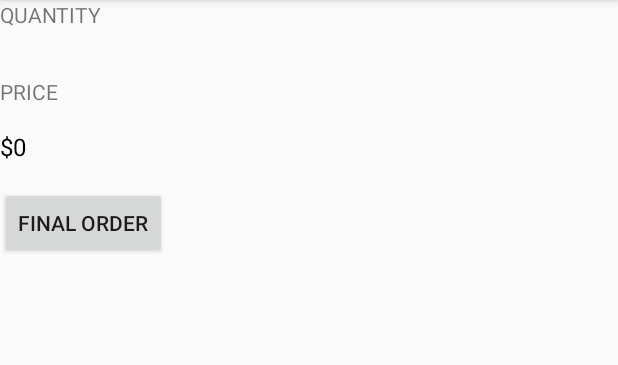
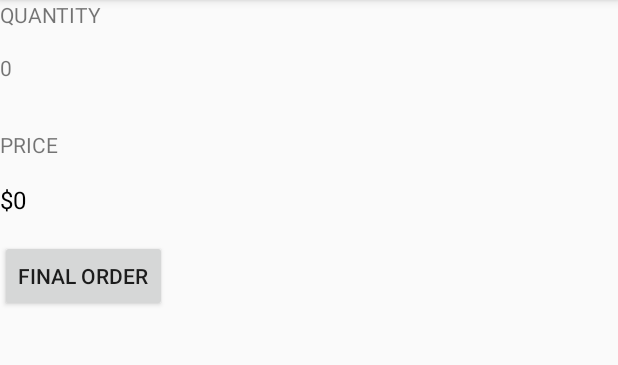
Before and after one commit to rala8730/Android-Inventory, an Android app: the Display screen opened directly, with no data from a screen before it, on a phone screen of 412 x 824 dp, the part 84-449 px from its top. Run offline under Robolectric (Android 15) with nearby library versions, the phone set to English and light mode, and no system bars.

Commit message:
learn to use getResource to get the specific id to use, intent and get extra to connect data in new activity

```diff
--- a/app/src/main/java/com/example/android/test1/Display.java
+++ b/app/src/main/java/com/example/android/test1/Display.java
@@ -19,6 +19,11 @@ public class Display extends AppCompatActivity {
         super.onCreate(savedInstanceState);
         setContentView(R.layout.display);
 
+        int totalItems = getIntent().getIntExtra(MainActivity.TOTAL_ITEMS, 0);
+        TextView view = (TextView) findViewById(R.id.quantity_value);
+        view.setText(String.valueOf(totalItems));
+
+
     }
     public void finalorder(View v){
 
--- a/app/src/main/java/com/example/android/test1/Main2Activity.java
+++ b/app/src/main/java/com/example/android/test1/Main2Activity.java
@@ -14,6 +14,9 @@ public class Main2Activity extends AppCompatActivity {
     protected void onCreate(Bundle savedInstanceState) {
         super.onCreate(savedInstanceState);
         setContentView(R.layout.activity_main2);
+
+        int totalItems = getIntent().getIntExtra(MainActivity.TOTAL_ITEMS, 0);
+
     }
     public void back(View view)
     {
--- a/app/src/main/java/com/example/android/test1/MainActivity.java
+++ b/app/src/main/java/com/example/android/test1/MainActivity.java
@@ -12,6 +12,7 @@ import android.support.v7.app.AppCompatActivity;
 import android.content.Intent;
 import android.os.Bundle;
 import android.support.v7.app.AppCompatActivity;
+import android.util.Log;
 import android.view.Display;
 import android.view.View;
 import android.widget.Button;
@@ -26,6 +27,8 @@ import java.text.NumberFormat;
  * This app displays an order form to order coffee.
  */
 public class MainActivity extends AppCompatActivity {
+    public static final String TOTAL_ITEMS = "totalItems";
+
     Button clk;
     int lattequantity, mochaquantity, crappuccinoquantity = 0;
     int price = 3;
@@ -39,6 +42,7 @@ public class MainActivity extends AppCompatActivity {
     }
     public void submitOrder(View v){
         Intent jumppage= new Intent(MainActivity.this, com.example.android.test1.Display.class);
+        jumppage.putExtra(TOTAL_ITEMS, lattequantity + mochaquantity + crappuccinoquantity);
         startActivity(jumppage);
         //total(v);
     }
@@ -62,6 +66,7 @@ public class MainActivity extends AppCompatActivity {
      */
     public void mochaincrement(View view)
     {
+        Log.d("Main", getResources().getResourceEntryName(view.getId()));
         mochaquantity = mochaquantity + 1;
         mocadisplay(mochaquantity);
     }
--- a/app/src/main/res/layout/activity_main.xml
+++ b/app/src/main/res/layout/activity_main.xml
@@ -49,6 +49,7 @@
                             android:layout_weight="1"
                             android:orientation="vertical">
                             <TextView
+                                android:id="@+id/mocha_text_view"
                                 android:layout_width="wrap_content"
                                 android:layout_height="wrap_content"
                                 android:text="Mocha"
@@ -68,6 +69,7 @@
                             android:orientation="vertical">
 
                             <Button
+                                android:id="@+id/mocha_increment_id"
                                 android:layout_width="48dp"
                                 android:layout_height="48dp"
                                 android:layout_marginRight="8dp"
--- a/app/src/main/res/layout/display.xml
+++ b/app/src/main/res/layout/display.xml
@@ -9,6 +9,13 @@
         android:layout_height="wrap_content"
         android:layout_marginBottom="16dp"
         android:text="Quantity"
+        android:textAllCaps="true" />
+
+    <TextView
+        android:id="@+id/quantity_value"
+        android:layout_width="wrap_content"
+        android:layout_height="wrap_content"
+        android:layout_marginBottom="16dp"
         android:textAllCaps="true" />
 
     <TextView
```
